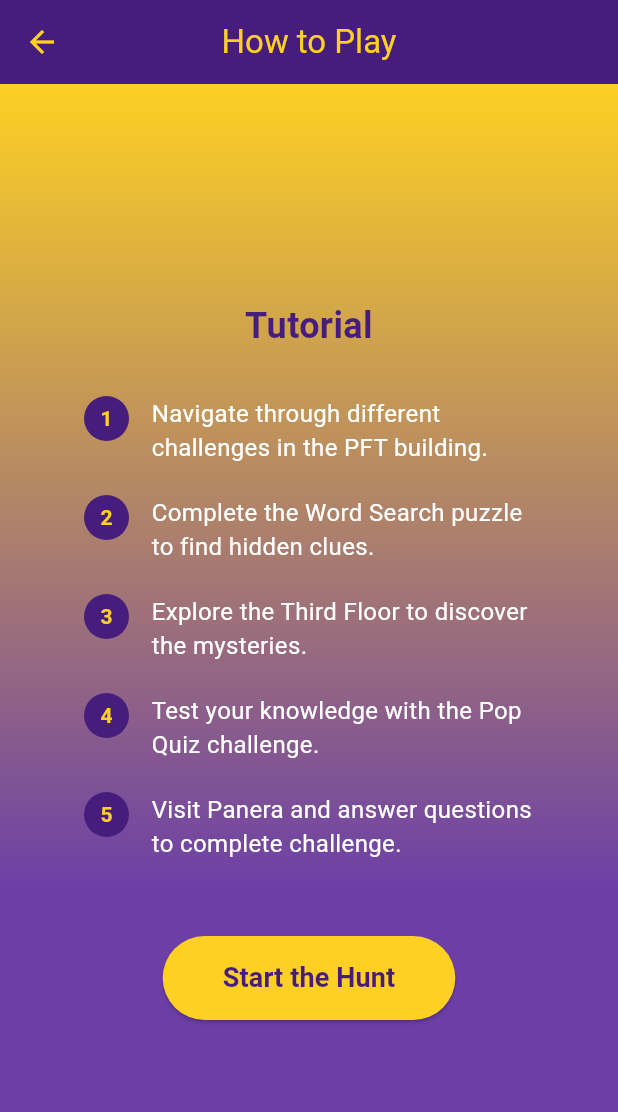
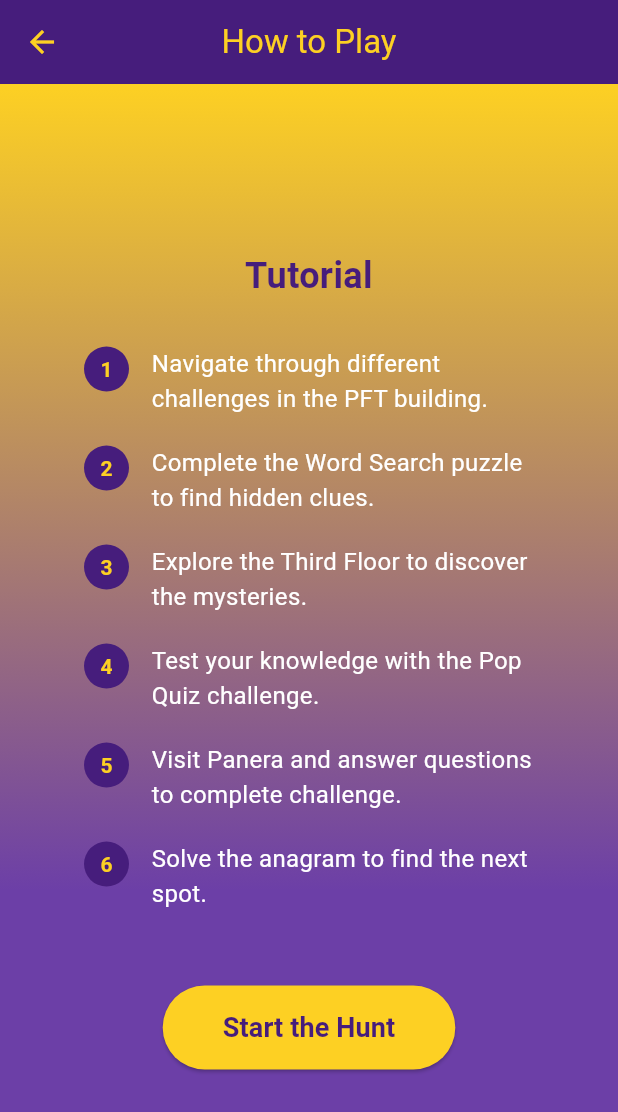
Before and after one commit to maureensanchez99/app6, a Flutter app: the TutorialPage screen opened directly, on a phone screen of 412 x 824 dp. Shown: the top 1112 px of the screen. Run offline on Flutter 3.47's test engine with Material 3 defaults, Android fonts, the phone set to English and light mode, and no system bars.

Commit message:
added anagram to tutorial

```diff
--- a/lib/pages/tutorial_page.dart
+++ b/lib/pages/tutorial_page.dart
@@ -66,6 +66,10 @@ class TutorialPage extends StatelessWidget {
                       _buildTutorialStep(
                         '5',
                         'Visit Panera and answer questions to complete challenge.',
+                      ),
+                      _buildTutorialStep(
+                        '6',
+                        'Solve the anagram to find the next spot.',
                       ),
                     ],
                   ),
```
